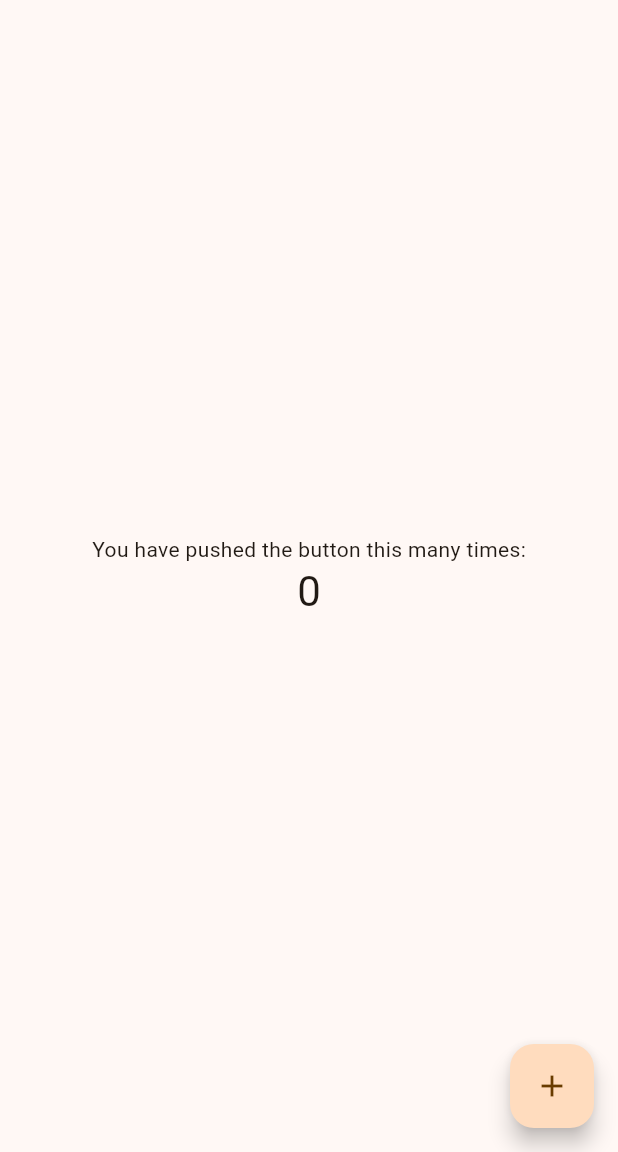
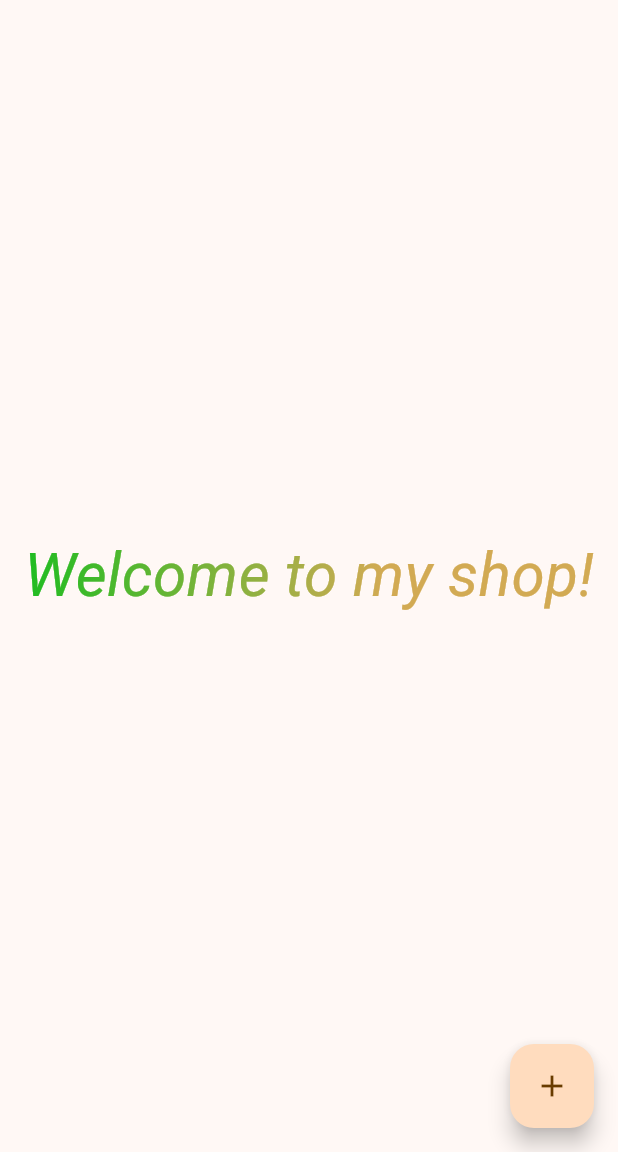
Before and after one commit to de2nis7a/sandwich_shop, a Flutter app: the screen it shows after launch, on a phone screen of 412 x 824 dp, the part 84-1236 px from its top. Run offline on Flutter 3.47's test engine with Material 3 defaults, Android fonts, the phone set to English and light mode, and no system bars.

Commit message:
Edit the Text widget

```diff
--- a/lib/main.dart
+++ b/lib/main.dart
@@ -1,4 +1,5 @@
 import 'package:flutter/material.dart';
+import 'dart:ui' as ui;
 
 void main() {
   runApp(const MyApp());
@@ -104,11 +105,26 @@ class _MyHomePageState extends State<MyHomePage> {
           // wireframe for each widget.
           mainAxisAlignment: MainAxisAlignment.center,
           children: <Widget>[
-            const Text('You have pushed the button this many times:'),
-            Text(
-              '$_counter',
-              style: Theme.of(context).textTheme.headlineMedium,
-            ),
+            ShaderMask(
+              //bounds is a Rect object (short for "rectangle") that represents the dimensions and position of the widget.
+                shaderCallback: (bounds) => ui.Gradient.linear(
+                  const Offset(0, 100),
+                  const Offset(250,100),
+                  <Color>[
+                    const Color.fromARGB(255, 23, 189, 31),
+                    const Color.fromARGB(255, 210, 170, 83),
+                  ],
+
+                ),
+                child: Text(
+                  ' Welcome to my shop! ',
+                  style: const TextStyle(
+                    fontSize: 40,
+                    fontStyle: FontStyle.italic,
+                    color: Colors.white, // Required for ShaderMask ShaderMask requires a base color to apply the gradient.
+                  ),
+                ),
+              ),
           ],
         ),
       ),
```
